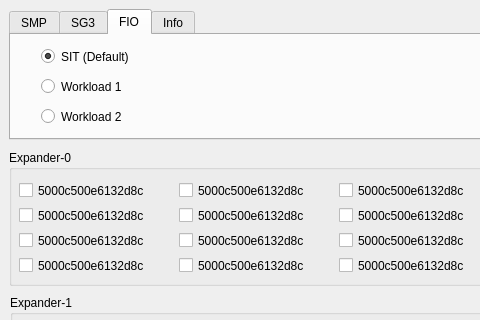
The window that widget.ui (JuihoChen/myDino) describes before a commit, drawn with Qt 5; both pictures show x 0 to 480 and y 0 to 320 of the 1159 by 841 pixel window.
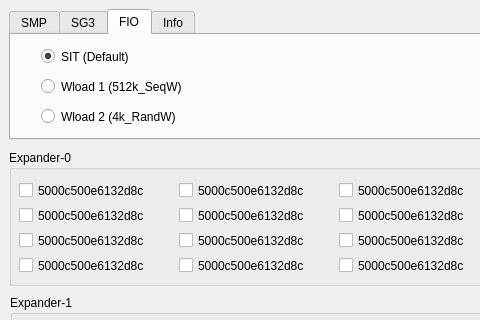
The same window after the commit. The open tabs and pages were chosen to show the change. Icons and pictures are not drawn.

Commit message: [UPDATE] 1. Added a global QTabWidget pointer handy for slot manipulations          2. In DeviceFunc::setDiscoverResp, enable slots only on tabs other than FIO          3. Delete the surplus Widget::refreshSlots and move content to Widget::btnRefreshClicked          4. Modify iodepth of the Worload 1/2 FIO test scripts to 8          5. Update radio text of Workloads 1/2 on the FIO tab page          6. Change to version 0.08 for release

```diff
--- a/widget.ui
+++ b/widget.ui
@@ -152,12 +152,12 @@
       <rect>
        <x>30</x>
        <y>40</y>
-       <width>112</width>
+       <width>181</width>
        <height>23</height>
       </rect>
      </property>
      <property name="text">
-      <string>Workload 1</string>
+      <string>Wload 1 (512k_SeqW)</string>
      </property>
     </widget>
     <widget class="QRadioButton" name="radWl2">
@@ -165,12 +165,12 @@
       <rect>
        <x>30</x>
        <y>70</y>
-       <width>112</width>
+       <width>181</width>
        <height>23</height>
       </rect>
      </property>
      <property name="text">
-      <string>Workload 2</string>
+      <string>Wload 2 (4k_RandW)</string>
      </property>
     </widget>
    </widget>
```
The commit also changes 3 other files.
